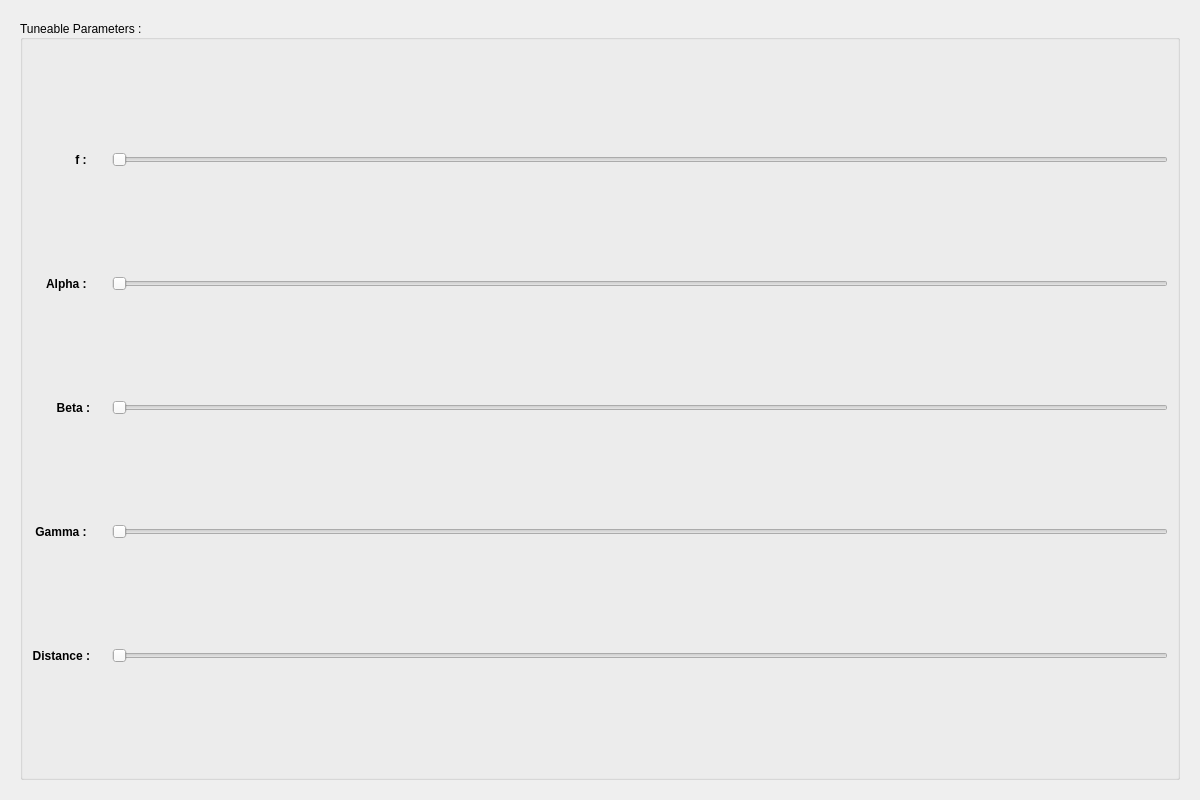
Boazrciasn/RDFramework, file util/CamCalibGUI.ui: the form before one commit.
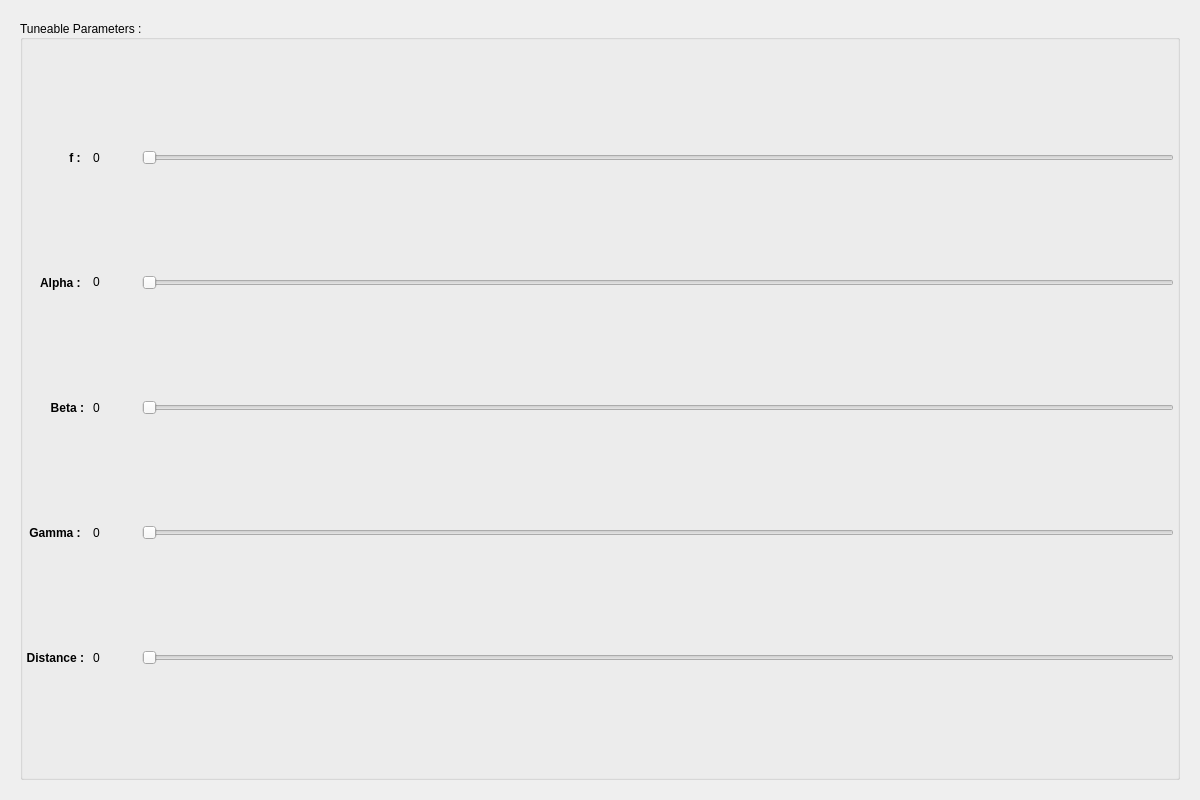
The form after the commit.

Commit message: IPM mapper and UI is finished. works on grayscale at the moment.

```diff
--- a/util/CamCalibGUI.ui
+++ b/util/CamCalibGUI.ui
@@ -32,6 +32,24 @@
          <set>Qt::AlignLeading|Qt::AlignLeft|Qt::AlignVCenter</set>
         </property>
         <layout class="QGridLayout" name="boxGridLayout">
+         <property name="leftMargin">
+          <number>3</number>
+         </property>
+         <property name="topMargin">
+          <number>3</number>
+         </property>
+         <property name="rightMargin">
+          <number>3</number>
+         </property>
+         <property name="bottomMargin">
+          <number>3</number>
+         </property>
+         <property name="horizontalSpacing">
+          <number>9</number>
+         </property>
+         <property name="verticalSpacing">
+          <number>3</number>
+         </property>
          <item row="0" column="0">
           <widget class="QLabel" name="focal_label">
            <property name="font">
@@ -59,12 +77,15 @@
             </size>
            </property>
            <property name="text">
-            <string/>
+            <string>0</string>
            </property>
           </widget>
          </item>
          <item row="0" column="2">
           <widget class="QSlider" name="focal_slider">
+           <property name="maximum">
+            <number>2000</number>
+           </property>
            <property name="orientation">
             <enum>Qt::Horizontal</enum>
            </property>
@@ -90,19 +111,37 @@
          </item>
          <item row="1" column="1">
           <widget class="QLabel" name="alpha_val">
+           <property name="enabled">
+            <bool>true</bool>
+           </property>
+           <property name="sizePolicy">
+            <sizepolicy hsizetype="Fixed" vsizetype="Fixed">
+             <horstretch>0</horstretch>
+             <verstretch>0</verstretch>
+            </sizepolicy>
+           </property>
            <property name="minimumSize">
             <size>
+             <width>40</width>
+             <height>10</height>
+            </size>
+           </property>
+           <property name="baseSize">
+            <size>
              <width>10</width>
              <height>10</height>
             </size>
            </property>
            <property name="text">
-            <string/>
+            <string>0</string>
            </property>
           </widget>
          </item>
          <item row="1" column="2">
           <widget class="QSlider" name="alpha_slider">
+           <property name="maximum">
+            <number>180</number>
+           </property>
            <property name="orientation">
             <enum>Qt::Horizontal</enum>
            </property>
@@ -135,12 +174,15 @@
             </size>
            </property>
            <property name="text">
-            <string/>
+            <string>0</string>
            </property>
           </widget>
          </item>
          <item row="2" column="2">
           <widget class="QSlider" name="beta_slider">
+           <property name="maximum">
+            <number>180</number>
+           </property>
            <property name="orientation">
             <enum>Qt::Horizontal</enum>
            </property>
@@ -173,12 +215,15 @@
             </size>
            </property>
            <property name="text">
-            <string/>
+            <string>0</string>
            </property>
           </widget>
          </item>
          <item row="3" column="2">
           <widget class="QSlider" name="gamma_slider">
+           <property name="maximum">
+            <number>180</number>
+           </property>
            <property name="orientation">
             <enum>Qt::Horizontal</enum>
            </property>
@@ -211,12 +256,15 @@
             </size>
            </property>
            <property name="text">
-            <string/>
+            <string>0</string>
            </property>
           </widget>
          </item>
          <item row="4" column="2">
           <widget class="QSlider" name="distance_slider">
+           <property name="maximum">
+            <number>2000</number>
+           </property>
            <property name="orientation">
             <enum>Qt::Horizontal</enum>
            </property>
```
Left out of the diff: 90 changed lines with no effect on the pictures. The commit also changes 3 other files.
